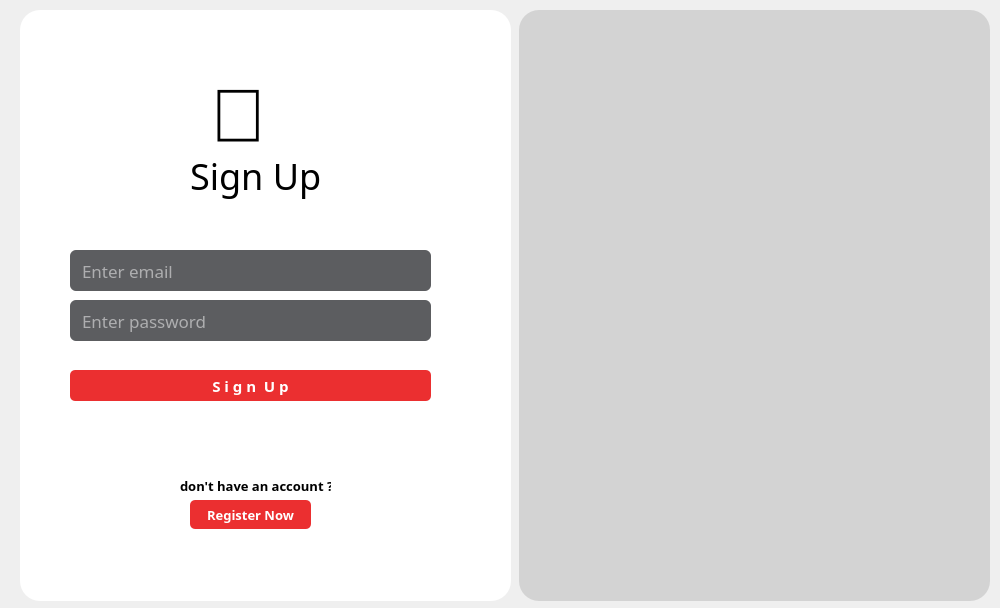
The window that login-form.ui (Cxuchy/Esprit-Planner-Administrator) describes before a commit, drawn with Qt 5.
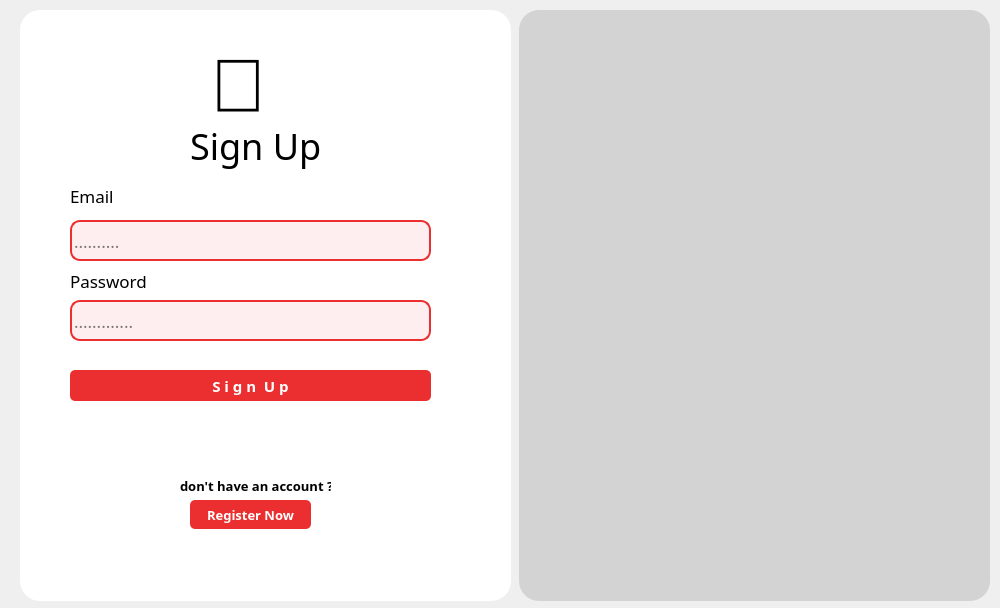
The same window after the commit. Icons and pictures are not drawn.

What changed in the file:
```diff
--- a/login-form.ui
+++ b/login-form.ui
@@ -30,7 +30,7 @@
     <property name="geometry">
      <rect>
       <x>50</x>
-      <y>240</y>
+      <y>210</y>
       <width>361</width>
       <height>41</height>
      </rect>
@@ -42,13 +42,21 @@
      </font>
     </property>
     <property name="styleSheet">
-     <string notr="true">background-color:rgba(47,49,52,200);
-color:rgb(255,255,255);
-border-radius:6px;
-padding-left:10px;</string>
+     <string notr="true">QLineEdit
+{
+background:#ffeeef;
+border:2px solid #eb2f30;
+border-radius:10px;
+color:black;
+}
+QLineEdit:focus
+{
+border:2px solid #FBAD25;
+
+}</string>
     </property>
     <property name="placeholderText">
-     <string>Enter email</string>
+     <string>..........</string>
     </property>
    </widget>
    <widget class="QLineEdit" name="password_textfield">
@@ -67,16 +75,24 @@
      </font>
     </property>
     <property name="styleSheet">
-     <string notr="true">background-color:rgba(47,49,52,200);
-color:rgb(255,255,255);
-border-radius:6px;
-padding-left:10px;</string>
+     <string notr="true">QLineEdit
+{
+background:#ffeeef;
+border:2px solid #eb2f30;
+border-radius:10px;
+color:black;
+}
+QLineEdit:focus
+{
+border:2px solid #FBAD25;
+
+}</string>
     </property>
     <property name="echoMode">
      <enum>QLineEdit::Password</enum>
     </property>
     <property name="placeholderText">
-     <string>Enter password</string>
+     <string>.............</string>
     </property>
    </widget>
    <widget class="QPushButton" name="login_btn">
@@ -177,7 +193,7 @@
     <property name="geometry">
      <rect>
       <x>170</x>
-      <y>140</y>
+      <y>110</y>
       <width>181</width>
       <height>51</height>
      </rect>
@@ -201,7 +217,7 @@
     <property name="geometry">
      <rect>
       <x>190</x>
-      <y>60</y>
+      <y>30</y>
       <width>151</width>
       <height>91</height>
      </rect>
@@ -217,6 +233,54 @@
      <string></string>
     </property>
    </widget>
+   <widget class="QLabel" name="label_5">
+    <property name="geometry">
+     <rect>
+      <x>50</x>
+      <y>170</y>
+      <width>61</width>
+      <height>31</height>
+     </rect>
+    </property>
+    <property name="font">
+     <font>
+      <family>Sitka Text</family>
+      <pointsize>13</pointsize>
+      <weight>50</weight>
+      <bold>false</bold>
+     </font>
+    </property>
+    <property name="styleSheet">
+     <string notr="true">color :black</string>
+    </property>
+    <property name="text">
+     <string>Email</string>
+    </property>
+   </widget>
+   <widget class="QLabel" name="label_6">
+    <property name="geometry">
+     <rect>
+      <x>50</x>
+      <y>260</y>
+      <width>101</width>
+      <height>21</height>
+     </rect>
+    </property>
+    <property name="font">
+     <font>
+      <family>Sitka Text</family>
+      <pointsize>13</pointsize>
+      <weight>50</weight>
+      <bold>false</bold>
+     </font>
+    </property>
+    <property name="styleSheet">
+     <string notr="true">color :black</string>
+    </property>
+    <property name="text">
+     <string>Password</string>
+    </property>
+   </widget>
   </widget>
   <widget class="QWidget" name="widget_2" native="true">
    <property name="geometry">
```
